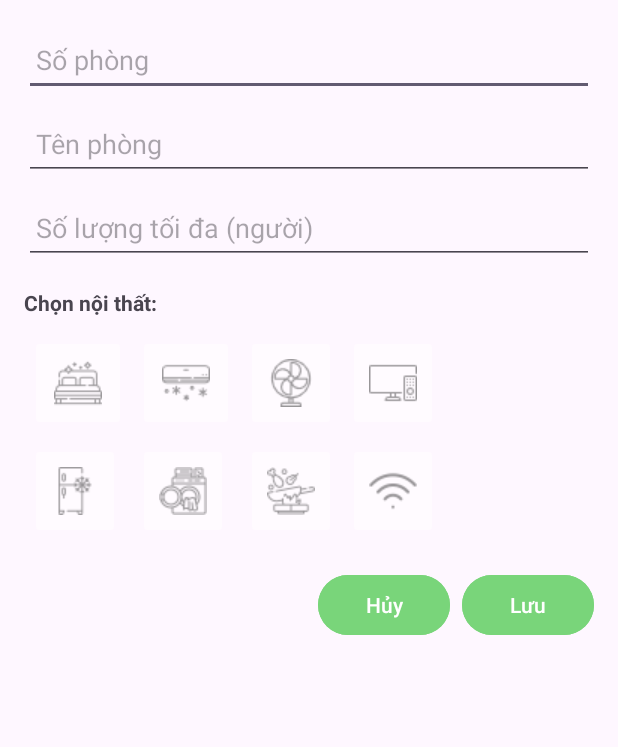
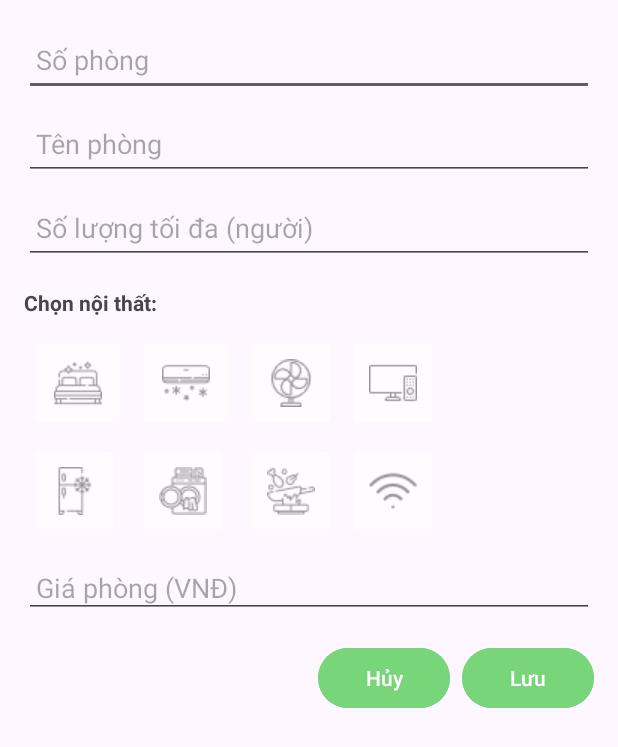
Before and after one commit to ThanhVy185/qlnhatro_firebase, an Android app: the layout dialog_add_room.xml on its own in the app's theme, with its tools: preview values and no code run, on a phone screen of 412 x 824 dp. Shown: the top 747 px of the screen. Run offline under Robolectric (Android 15) with nearby library versions, the phone set to English and light mode, and no system bars.

Commit message:
thêm tiền phòng

```diff
--- a/app/src/main/java/Data/Room.java
+++ b/app/src/main/java/Data/Room.java
@@ -14,6 +14,8 @@ public class Room {
     private String imageUri;        // URI ảnh phòng
     private List<String> interiors; // Danh sách mã nội thất ("bed", "table", ...)
     private boolean hasContract;
+
+    private double price; // 🆕 Giá thuê phòng
 
     // Constructor mặc định cho Firestore
     public Room() {
@@ -81,6 +83,9 @@ public class Room {
     public boolean isHasContract() { return hasContract; }
     public void setHasContract(boolean hasContract) { this.hasContract = hasContract; }
 
+    public double getPrice() { return price; }
+    public void setPrice(double price) { this.price = price; }
+
     @Override
     public String toString() {
         return "Room{" +
--- a/app/src/main/res/layout/dialog_add_room.xml
+++ b/app/src/main/res/layout/dialog_add_room.xml
@@ -46,105 +46,113 @@
             android:textStyle="bold"
             android:layout_marginTop="16dp"/>
 
+        <!-- Nút Hủy và Lưu -->
         <GridLayout
             android:id="@+id/glInteriors"
             android:layout_width="match_parent"
             android:layout_height="wrap_content"
+            android:layout_marginTop="8dp"
+            android:alignmentMode="alignMargins"
             android:columnCount="4"
-            android:alignmentMode="alignMargins"
-            android:useDefaultMargins="true"
-            android:layout_marginTop="8dp">
+            android:useDefaultMargins="true">
 
             <ImageButton
                 android:id="@+id/btnBed"
-                android:tag="bed"
                 style="@style/Widget.AppCompat.ImageButton"
                 android:layout_width="64dp"
                 android:layout_height="64dp"
+                android:alpha="0.4"
+                android:backgroundTint="@color/white"
+                android:contentDescription="Giường"
                 android:src="@drawable/bed"
-                android:contentDescription="Giường"
-                android:backgroundTint="@color/white"
-                android:alpha="0.4"/>
+                android:tag="bed" />
 
             <ImageButton
                 android:id="@+id/btnMaylanh"
-                android:tag="air_conditioner"
                 style="@style/Widget.AppCompat.ImageButton"
                 android:layout_width="64dp"
                 android:layout_height="64dp"
+                android:alpha="0.4"
+                android:backgroundTint="@color/white"
+                android:contentDescription="Máy lạnh"
                 android:src="@drawable/air_conditioner"
-                android:contentDescription="Máy lạnh"
-                android:backgroundTint="@color/white"
-                android:alpha="0.4"/>
+                android:tag="air_conditioner" />
 
             <ImageButton
                 android:id="@+id/btnMayquat"
-                android:tag="fan"
                 style="@style/Widget.AppCompat.ImageButton"
                 android:layout_width="60dp"
                 android:layout_height="64dp"
+                android:alpha="0.4"
+                android:backgroundTint="@color/white"
+                android:contentDescription="Máy quạt"
                 android:src="@drawable/fan"
-                android:contentDescription="Máy quạt"
-                android:backgroundTint="@color/white"
-                android:alpha="0.4"/>
+                android:tag="fan" />
 
             <ImageButton
                 android:id="@+id/btnTV"
-                android:tag="television"
                 style="@style/Widget.AppCompat.ImageButton"
                 android:layout_width="60dp"
                 android:layout_height="64dp"
+                android:alpha="0.4"
+                android:backgroundTint="@color/white"
+                android:contentDescription="Tivi"
                 android:src="@drawable/television"
-                android:contentDescription="Tivi"
-                android:backgroundTint="@color/white"
-                android:alpha="0.4"/>
+                android:tag="television" />
 
             <ImageButton
                 android:id="@+id/btnTuLanh"
-                android:tag="fridge"
                 style="@style/Widget.AppCompat.ImageButton"
                 android:layout_width="60dp"
                 android:layout_height="64dp"
+                android:alpha="0.4"
+                android:backgroundTint="@color/white"
+                android:contentDescription="Tủ lạnh"
                 android:src="@drawable/fridge"
-                android:contentDescription="Tủ lạnh"
-                android:backgroundTint="@color/white"
-                android:alpha="0.4"/>
+                android:tag="fridge" />
 
             <ImageButton
                 android:id="@+id/btnMaygiat"
-                android:tag="maygiat"
                 style="@style/Widget.AppCompat.ImageButton"
                 android:layout_width="60dp"
                 android:layout_height="64dp"
+                android:alpha="0.4"
+                android:backgroundTint="@color/white"
+                android:contentDescription="Máy giặt"
                 android:src="@drawable/maygiat"
-                android:contentDescription="Máy giặt"
-                android:backgroundTint="@color/white"
-                android:alpha="0.4"/>
+                android:tag="maygiat" />
 
             <ImageButton
                 android:id="@+id/btnCooking"
-                android:tag="cooking"
                 style="@style/Widget.AppCompat.ImageButton"
                 android:layout_width="60dp"
                 android:layout_height="64dp"
+                android:alpha="0.4"
+                android:backgroundTint="@color/white"
+                android:contentDescription="Nấu ăn"
                 android:src="@drawable/cooking"
-                android:contentDescription="Nấu ăn"
-                android:backgroundTint="@color/white"
-                android:alpha="0.4"/>
+                android:tag="cooking" />
 
             <ImageButton
                 android:id="@+id/btnWifi"
-                android:tag="wi_fi_icon"
                 style="@style/Widget.AppCompat.ImageButton"
                 android:layout_width="60dp"
                 android:layout_height="64dp"
+                android:alpha="0.4"
+                android:backgroundTint="@color/white"
+                android:contentDescription="Wifi"
                 android:src="@drawable/wi_fi_icon"
-                android:contentDescription="Wifi"
-                android:backgroundTint="@color/white"
-                android:alpha="0.4"/>
+                android:tag="wi_fi_icon" />
         </GridLayout>
+        <EditText
+            android:id="@+id/etDialogRoomPrice"
+            android:layout_width="match_parent"
+            android:layout_height="wrap_content"
+            android:hint="Giá phòng (VNĐ)"
+            android:inputType="number"
+            android:padding="8dp"
+            android:layout_marginTop="8dp"/>
 
-        <!-- Nút Hủy và Lưu -->
         <LinearLayout
             android:layout_width="match_parent"
             android:layout_height="wrap_content"
```
Also changed, not shown: app/src/main/java/com/huflit/qlnhatro/Contract.java (+11 -0 lines), app/src/main/java/com/huflit/qlnhatro/ContractDetailActivity.java (+26 -4 lines), app/src/main/java/com/huflit/qlnhatro/ContractManagementActivity.java (+26 -0 lines), app/src/main/java/com/huflit/qlnhatro/RoomManagementActivity.java (+82 -35 lines), app/src/main/java/com/huflit/qlnhatro/Tao_HoaDon.java (+48 -46 lines), app/src/main/res/drawable/bg_paid.xml (+11 -9 lines), app/src/main/res/drawable/bg_unpaid.xml (+8 -2 lines), app/src/main/res/layout/activity_contract_detail.xml (+16 -3 lines), app/src/main/res/layout/dialog_add_contract.xml (+11 -0 lines), app/src/main/res/layout/dialog_room_detail.xml (+7 -0 lines).
